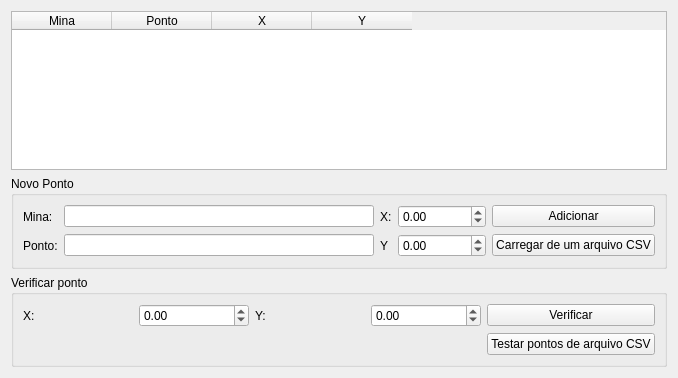
gogo40/GoGo-PointsInAPolygon, file pointinpolygon.ui: the form before one commit.
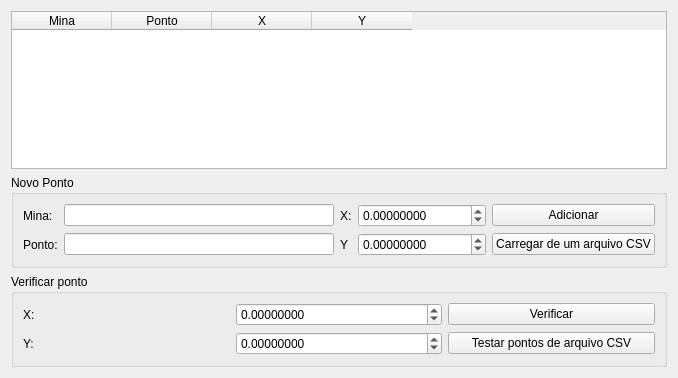
The form after the commit.

Commit message: increase gps precision

The edit to the form file:
```diff
--- a/pointinpolygon.ui
+++ b/pointinpolygon.ui
@@ -93,6 +93,9 @@
       </item>
       <item row="0" column="5">
        <widget class="QDoubleSpinBox" name="xNewPoint">
+        <property name="decimals">
+         <number>8</number>
+        </property>
         <property name="minimum">
          <double>-9999999.000000000000000</double>
         </property>
@@ -110,6 +113,9 @@
       </item>
       <item row="1" column="5">
        <widget class="QDoubleSpinBox" name="yNewPoint">
+        <property name="decimals">
+         <number>8</number>
+        </property>
         <property name="minimum">
          <double>-9999999.000000000000000</double>
         </property>
@@ -143,6 +149,9 @@
       </item>
       <item row="0" column="1">
        <widget class="QDoubleSpinBox" name="xPoint">
+        <property name="decimals">
+         <number>8</number>
+        </property>
         <property name="minimum">
          <double>-9999999.000000000000000</double>
         </property>
@@ -151,15 +160,25 @@
         </property>
        </widget>
       </item>
-      <item row="0" column="2">
+      <item row="1" column="4">
+       <widget class="QPushButton" name="testPointsFromCSVButton">
+        <property name="text">
+         <string>Testar pontos de arquivo CSV</string>
+        </property>
+       </widget>
+      </item>
+      <item row="1" column="0">
        <widget class="QLabel" name="label_4">
         <property name="text">
          <string>Y:</string>
         </property>
        </widget>
       </item>
-      <item row="0" column="3">
+      <item row="1" column="1">
        <widget class="QDoubleSpinBox" name="yPoint">
+        <property name="decimals">
+         <number>8</number>
+        </property>
         <property name="minimum">
          <double>-9999999.000000000000000</double>
         </property>
@@ -168,13 +187,6 @@
         </property>
        </widget>
       </item>
-      <item row="1" column="4">
-       <widget class="QPushButton" name="testPointsFromCSVButton">
-        <property name="text">
-         <string>Testar pontos de arquivo CSV</string>
-        </property>
-       </widget>
-      </item>
      </layout>
     </widget>
    </item>
```
